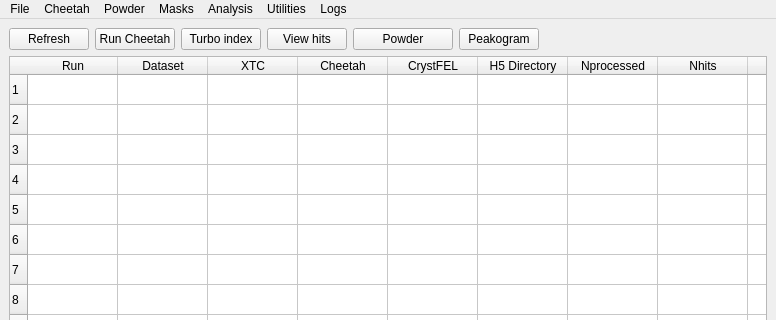
Before: the Qt Designer form python/UI/cheetahgui.ui in antonbarty/cheetah-2017, drawn with Qt 5; both pictures show x 0 to 776 and y 0 to 320 of the 776 by 855 pixel window.
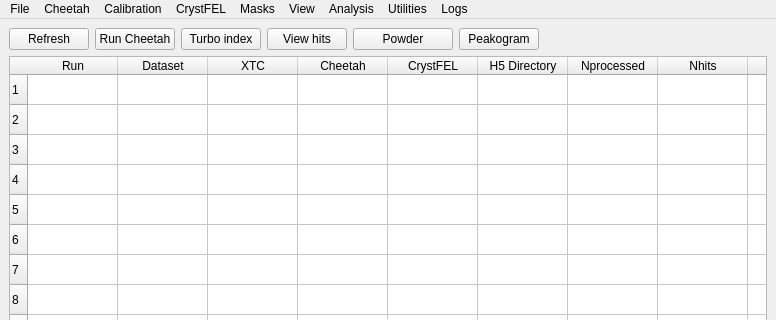
After: the same form once the commit is applied.

Patch:
```diff
--- a/python/UI/cheetahgui.ui
+++ b/python/UI/cheetahgui.ui
@@ -314,7 +314,7 @@
    </widget>
    <widget class="QMenu" name="menuPowder">
     <property name="title">
-     <string>Powder</string>
+     <string>View</string>
     </property>
     <addaction name="menu_powder_hits"/>
     <addaction name="menu_powder_hits_det"/>
@@ -341,10 +341,25 @@
     <addaction name="menu_utilities_calibman"/>
     <addaction name="menu_utilities_psocake"/>
    </widget>
+   <widget class="QMenu" name="menuCrystFEL">
+    <property name="title">
+     <string>CrystFEL</string>
+    </property>
+    <addaction name="actionView_indexing_results"/>
+    <addaction name="actionIndex_mosflm_nolatt"/>
+    <addaction name="actionCell_explorer"/>
+   </widget>
+   <widget class="QMenu" name="menuCalibration">
+    <property name="title">
+     <string>Calibration</string>
+    </property>
+   </widget>
    <addaction name="menuFile"/>
    <addaction name="menuCheetah"/>
-   <addaction name="menuPowder"/>
+   <addaction name="menuCalibration"/>
+   <addaction name="menuCrystFEL"/>
    <addaction name="menu_masks"/>
+   <addaction name="menuPowder"/>
    <addaction name="menuAnalysis"/>
    <addaction name="menuUtilities"/>
    <addaction name="menuLogs"/>
```
Left out of the diff: 18 changed lines with no effect on the pictures.
